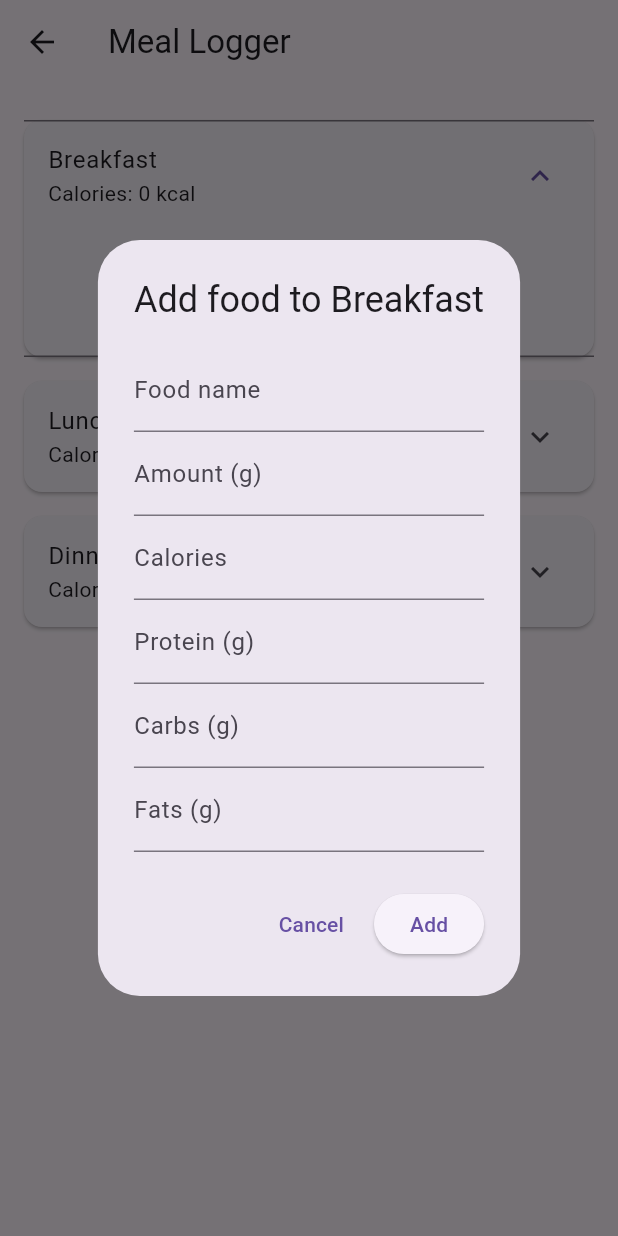
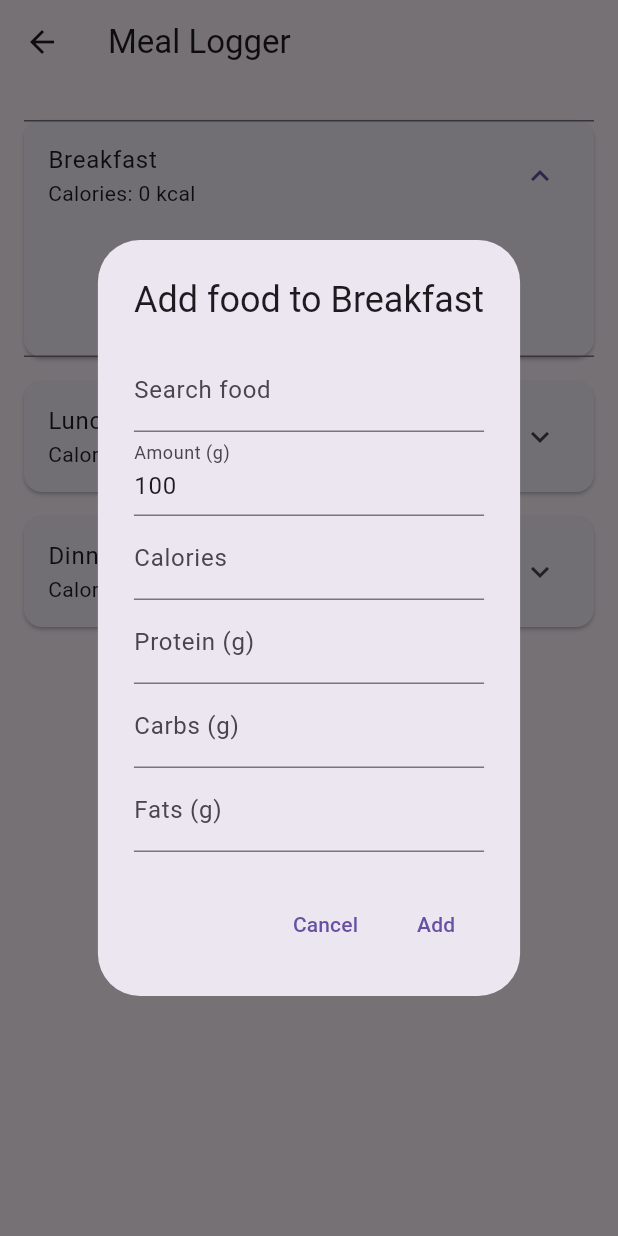
Before and after one commit to niklasjkarlsson/calorie_tracker, a Flutter app: the MealLoggerPage screen opened directly, after a tap on "Breakfast", after a tap on "Add Food", on a phone screen of 412 x 824 dp. Run offline on Flutter 3.47's test engine with Material 3 defaults, Android fonts, the phone set to English and light mode, and no system bars; missing offline and left inert: mobile_scanner.

Commit message:
Added search feature to meal logger page.

```diff
--- a/lib/meal_logger_page.dart
+++ b/lib/meal_logger_page.dart
@@ -1,5 +1,5 @@
 import 'package:flutter/material.dart';
-
+import '../api.dart';
 
 class MealLoggerPage extends StatefulWidget {
   const MealLoggerPage({super.key});
@@ -7,7 +7,6 @@ class MealLoggerPage extends StatefulWidget {
   @override
   State<MealLoggerPage> createState() => _MealLoggerPageState();
 }
-
 
 class LoggedFood {
   final String name;
@@ -27,7 +26,6 @@ class LoggedFood {
   });
 }
 
-
 class _MealLoggerPageState extends State<MealLoggerPage> {
   final Map<String, List<LoggedFood>> _meals = {
     'Breakfast': [],
@@ -36,46 +34,101 @@ class _MealLoggerPageState extends State<MealLoggerPage> {
   };
 
   void _addFood(String meal) {
-    final nameController = TextEditingController();
-    final amountController = TextEditingController();
+    final searchController = TextEditingController();
+    final amountController = TextEditingController(text: '100');
     final kcalController = TextEditingController();
     final proteinController = TextEditingController();
     final carbsController = TextEditingController();
     final fatController = TextEditingController();
+    List<Map<String, dynamic>> searchResults = [];
+    Map<String, dynamic>? selectedProduct;
+
+    void updateFieldsFromProduct(Map<String, dynamic> product) {
+      final nutriments = product['nutriments'] ?? {};
+      kcalController.text = nutriments['energy-kcal_100g']?.toString() ?? '0';
+      proteinController.text = nutriments['proteins_100g']?.toString() ?? '0';
+      carbsController.text = nutriments['carbohydrates_100g']?.toString() ?? '0';
+      fatController.text = nutriments['fat_100g']?.toString() ?? '0';
+    }
 
     showDialog(
       context: context,
-      builder: (_) => AlertDialog(
+      builder: (_) => StatefulBuilder(
+        builder: (context, setState) => AlertDialog(
           title: Text('Add food to $meal'),
           content: SingleChildScrollView(
             child: Column(
-            children:[
-              TextField(controller: nameController, decoration: InputDecoration(labelText: 'Food name')),
-              TextField(controller: amountController, decoration: InputDecoration(labelText: 'Amount (g)'), keyboardType: TextInputType.number),
-              TextField(controller: kcalController, decoration: InputDecoration(labelText: 'Calories'), keyboardType: TextInputType.number),
-              TextField(controller: proteinController, decoration: InputDecoration(labelText: 'Protein (g)'), keyboardType: TextInputType.number),
-              TextField(controller: carbsController, decoration: InputDecoration(labelText: 'Carbs (g)'), keyboardType: TextInputType.number),
-              TextField(controller: fatController, decoration: InputDecoration(labelText: 'Fats (g)'), keyboardType: TextInputType.number),
+              mainAxisSize: MainAxisSize.min,
+              children: [
+                TextField(
+                  controller: searchController,
+                  decoration: const InputDecoration(labelText: 'Search food'),
+                  onChanged: (value) async {
+                    final results = await OpenFoodFactsAPI.fetchProductByName(value);
+                    setState(() => searchResults = results ?? []);
+                  },
+                ),
+                ...searchResults.map((product) {
+                  final name = product['product_name'] ?? 'Unnamed product';
+                  return ListTile(
+                    title: Text(name),
+                    onTap: () {
+                      selectedProduct = product;
+                      updateFieldsFromProduct(product);
+                      searchController.text = name;
+                      setState(() => searchResults = []);
+                    },
+                  );
+                }).toList(),
+                TextField(
+                  controller: amountController,
+                  decoration: const InputDecoration(labelText: 'Amount (g)'),
+                  keyboardType: TextInputType.number,
+                  onChanged: (_) {
+                    final amount = double.tryParse(amountController.text) ?? 100;
+                    final scale = amount / 100.0;
+                    kcalController.text = ((double.tryParse(kcalController.text) ?? 0) * scale).toStringAsFixed(1);
+                    proteinController.text = ((double.tryParse(proteinController.text) ?? 0) * scale).toStringAsFixed(1);
+                    carbsController.text = ((double.tryParse(carbsController.text) ?? 0) * scale).toStringAsFixed(1);
+                    fatController.text = ((double.tryParse(fatController.text) ?? 0) * scale).toStringAsFixed(1);
+                  },
+                ),
+                TextField(controller: kcalController, decoration: const InputDecoration(labelText: 'Calories'), keyboardType: TextInputType.number),
+                TextField(controller: proteinController, decoration: const InputDecoration(labelText: 'Protein (g)'), keyboardType: TextInputType.number),
+                TextField(controller: carbsController, decoration: const InputDecoration(labelText: 'Carbs (g)'), keyboardType: TextInputType.number),
+                TextField(controller: fatController, decoration: const InputDecoration(labelText: 'Fats (g)'), keyboardType: TextInputType.number),
               ],
             ),
           ),
           actions: [
             TextButton(
-            onPressed: () {
-              Navigator.pop(context);
-            },
+              onPressed: () => Navigator.pop(context),
               child: const Text('Cancel'),
             ),
-          ElevatedButton(
+            TextButton(
               onPressed: () {
+                final double amount = double.tryParse(amountController.text) ?? 100;
+                final double perGram = amount / 100;
+
                 final food = LoggedFood(
-                name: nameController.text,
-                amount: double.tryParse(amountController.text) ?? 0,
-                kcal: double.tryParse(kcalController.text) ?? 0,
-                protein: double.tryParse(proteinController.text) ?? 0,
-                carbs: double.tryParse(carbsController.text) ?? 0,
-                fat: double.tryParse(fatController.text) ?? 0,
+                  name: searchController.text.trim().isNotEmpty
+                      ? searchController.text.trim()
+                      : 'Unnamed food',
+                  amount: amount,
+                  kcal: double.tryParse(kcalController.text) != null
+                      ? double.parse(kcalController.text) * perGram
+                      : 0,
+                  protein: double.tryParse(proteinController.text) != null
+                      ? double.parse(proteinController.text) * perGram
+                      : 0,
+                  carbs: double.tryParse(carbsController.text) != null
+                      ? double.parse(carbsController.text) * perGram
+                      : 0,
+                  fat: double.tryParse(fatController.text) != null
+                      ? double.parse(fatController.text) * perGram
+                      : 0,
                 );
+
                 setState(() {
                   _meals[meal]!.add(food);
                 });
@@ -85,12 +138,12 @@ class _MealLoggerPageState extends State<MealLoggerPage> {
             ),
           ],
         ),
+      ),
     );
   }
 
   Widget _buildMealCard(String mealName, List<LoggedFood> foods) {
     double totalKcal = 0, totalProtein = 0, totalCarbs = 0, totalFat = 0;
-
     for (var food in foods) {
       totalKcal += food.kcal;
       totalProtein += food.protein;
@@ -116,7 +169,7 @@ class _MealLoggerPageState extends State<MealLoggerPage> {
             icon: const Icon(Icons.add),
             label: const Text('Add Food'),
             onPressed: () => _addFood(mealName),
-          )
+          ),
         ],
       ),
     );
```
Lines whose indentation alone changed are shown as unchanged.
